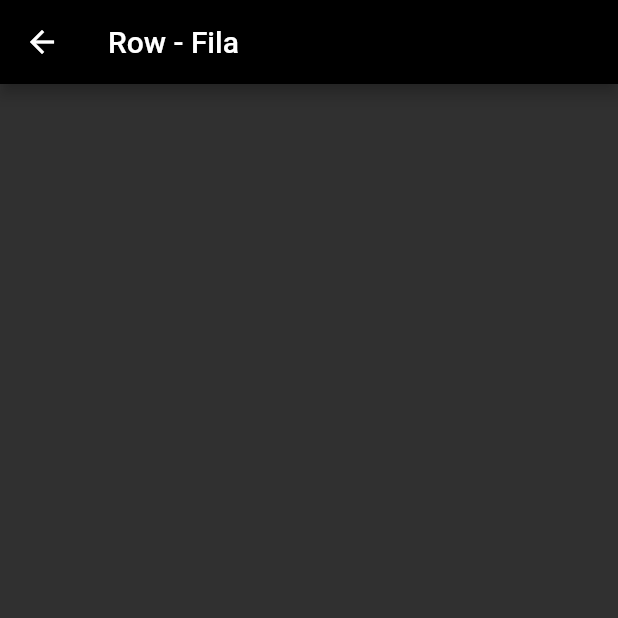
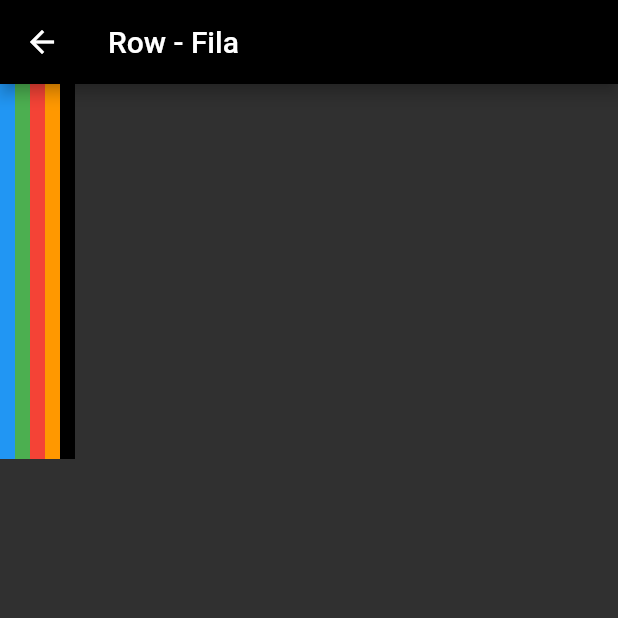
Before and after one commit to FernSh321/app_ejemplo, a Flutter app: the RowScreen screen opened directly, on a phone screen of 412 x 824 dp, the top half of it. Run offline on Flutter 3.47's test engine with Material 2 defaults, Android fonts, the light colour scheme and no system bars.

Commit message:
colocandole un ancho a las filas para que se vean los colores

```diff
--- a/lib/row.dart
+++ b/lib/row.dart
@@ -13,23 +13,28 @@ class RowScreen extends StatelessWidget {
         children: [
           Container(
             color: Colors.blue,
+            width: 10.0,
             height: 250.0,
           ),
           Container(
             color: Colors.green,
             height: 250.0,
+            width: 10.0,
           ),
           Container(
             color: Colors.red,
             height: 250.0,
+            width: 10.0,
           ),
           Container(
             color: Colors.orange,
             height: 250.0,
+            width: 10.0,
           ),
           Container(
             color: Colors.black,
             height: 250.0,
+            width: 10.0,
           ),
         ],
       ),
```
